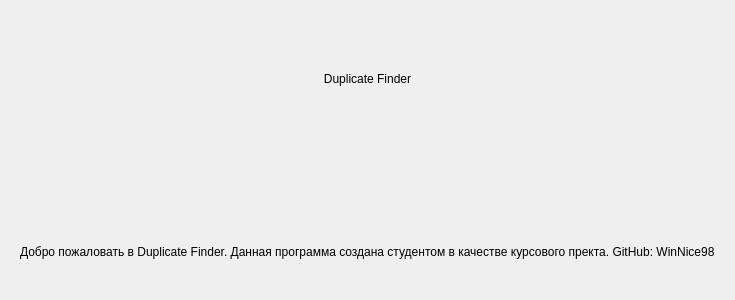
Before: the Qt Designer form aboutwindow.ui in WinNice98/duplicate_finder, drawn with Qt 5.
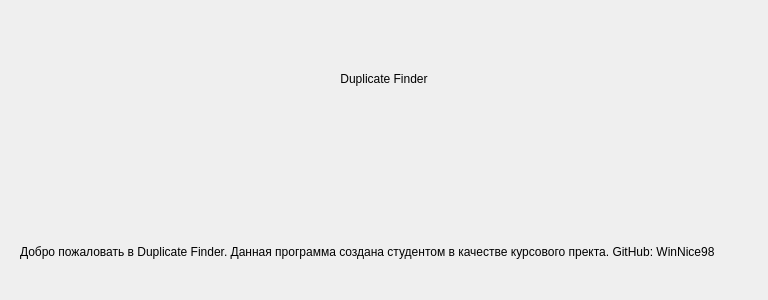
After: the same form once the commit is applied.

The edit to the form file:
```diff
--- a/aboutwindow.ui
+++ b/aboutwindow.ui
@@ -6,7 +6,7 @@
    <rect>
     <x>0</x>
     <y>0</y>
-    <width>400</width>
+    <width>768</width>
     <height>300</height>
    </rect>
   </property>
```
